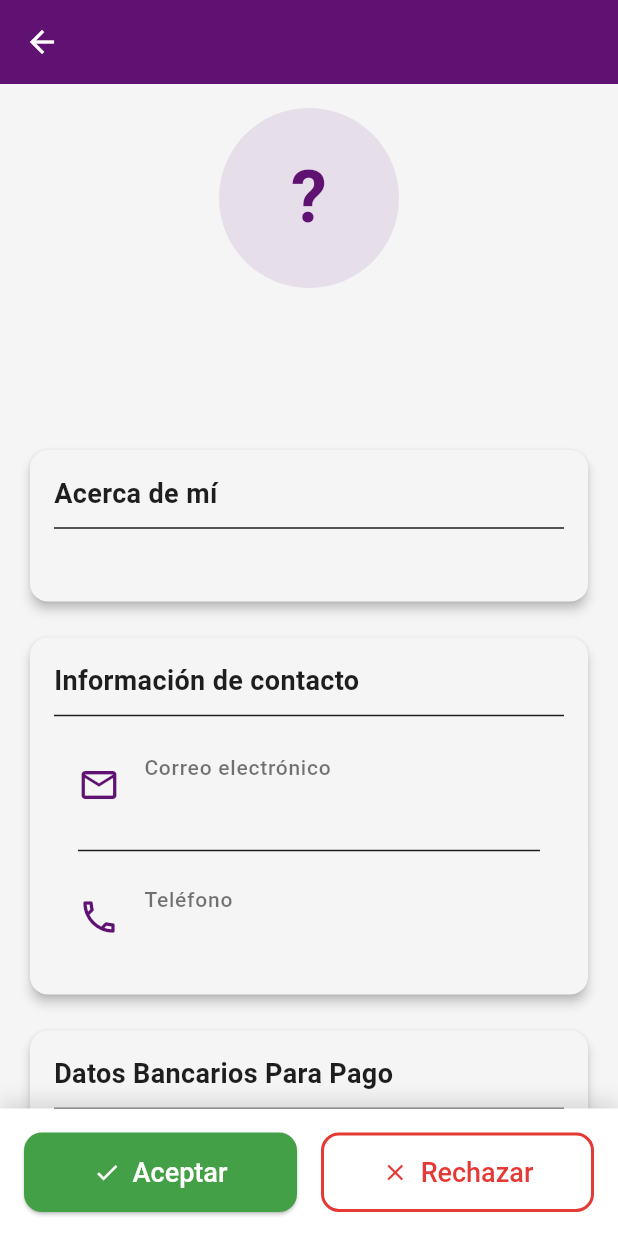
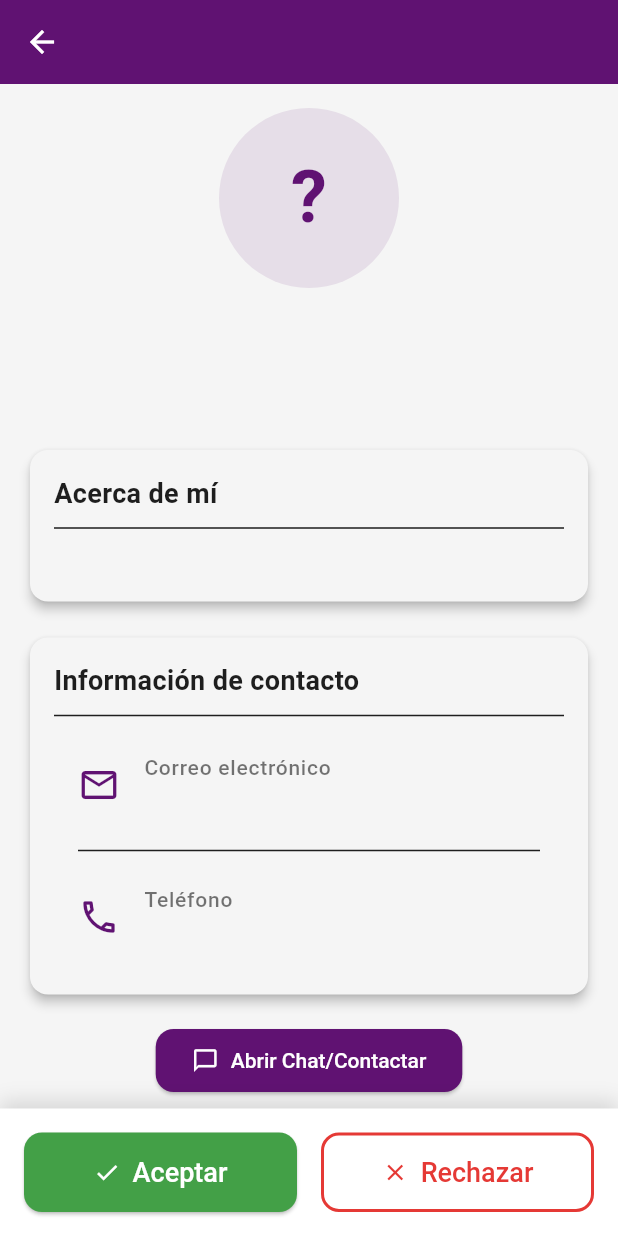
Before and after one commit to ByTiGerr1/goodjob-app, a Flutter app: the PostulanteDetalleScreen screen opened directly with empty values, on a phone screen of 412 x 824 dp. Run offline on Flutter 3.47's test engine with Material 3 defaults, Android fonts, the phone set to English and light mode, and no system bars; our stand-ins replace cloud_firestore, cloud_functions, firebase_auth, firebase_core, firebase_messaging, firebase_storage and 7 more; accounts and stored records are empty; Roboto replaces fonts that are missing (Ubuntu).

Commit message:
Cambios en postulante detalle

```diff
--- a/goodjob_app/lib/src/screens/admin/postulante_detalle_screen.dart
+++ b/goodjob_app/lib/src/screens/admin/postulante_detalle_screen.dart
@@ -1,14 +1,12 @@
 import 'package:flutter/material.dart';
 import 'package:cloud_firestore/cloud_firestore.dart';
 import '../../services/postulacion_service.dart';
-import '../../services/encryption_service.dart';
 
 // Pantalla que muestra el perfil detallado de un postulante
 class PostulanteDetalleScreen extends StatelessWidget {
   final String usuarioId;
   final String trabajoId;
   static final PostulacionService _postulacionService = PostulacionService();
-  static final EncryptionService _encryptionService = EncryptionService();
 
   const PostulanteDetalleScreen({
     super.key,
@@ -21,34 +19,13 @@ class PostulanteDetalleScreen extends StatelessWidget {
     try {
       final docSnapshot =
           await FirebaseFirestore.instance.collection('usuarios').doc(usuarioId).get();
-        final userData = docSnapshot.data();
-         if (userData == null) return null;
-          final encryptedBank= userData['banco'] as String?;
-          final encryptedAccountNumber = userData['numeroCuenta'] as String?;
-          final encryptedAccountType= userData['tipoCuenta'] as String?;
-           // Desencriptar los datos sensibles
-
-           final banco = encryptedBank != null && encryptedBank.isNotEmpty
-            ? await _encryptionService.decrypt(encryptedBank)
-            : 'No disponible / Sin registrar';
-
-           final numeroCuenta = encryptedAccountNumber != null && encryptedAccountNumber.isNotEmpty
-            ? await _encryptionService.decrypt(encryptedAccountNumber)
-            : 'No disponible / Sin registrar';
-
-           final tipoCuenta = encryptedAccountType != null && encryptedAccountType.isNotEmpty
-           ? await _encryptionService.decrypt(encryptedAccountType)
-           : 'No disponible / Sin registrar';
-
-           userData['banco_decrypted'] = banco;
-           userData['numeroCuenta_decrypted'] = numeroCuenta;
-           userData['tipoCuenta_decrypted'] = tipoCuenta;
-            return userData;
+      return docSnapshot.data();
     } catch (e) {
-               print('Error al obtener y desencriptar datos del usuario: $e');
+      print('Error al obtener datos del usuario: $e');
       return null;
     }
   }
+
   // Método para actualizar el estado de la postulación en Firestore
   Future<void> _actualizarEstadoPostulacion(
       String estado, BuildContext context) async {
@@ -160,10 +137,6 @@ class PostulanteDetalleScreen extends StatelessWidget {
           final primaryColor = Theme.of(context).colorScheme.primary;
           final successColor = Colors.green.shade600;
           final rejectColor = Colors.red.shade600;
-          // 3.- EXTRAR DATOS BANCARIOS DESENCRIPTADOS
-          final banco = usuarioData['banco_decrypted'] ?? 'No disponible';
-          final numeroCuenta = usuarioData['numeroCuenta_decrypted'] ?? 'No disponible';
-          final tipoCuenta = usuarioData['tipoCuenta_decrypted'] ?? 'No disponible';
 
           return Stack(
             children: [
@@ -225,20 +198,7 @@ class PostulanteDetalleScreen extends StatelessWidget {
                     ),
                     const SizedBox(height: 16),
 
-                    //--- 4. DATOS BANCARIOS
-                    _buildSectionCard(context,
-                    title: 'Datos Bancarios Para Pago',
-                    children:[
-                      _buildDetailItem(context, Icons.account_balance, 'Banco', banco),
-                      const Divider(indent: 16, endIndent: 16),
-                      _buildDetailItem(context, Icons.credit_card, 'Número de Cuenta', numeroCuenta),
-                      _buildDetailItem(context, Icons.list_alt, 'Tipo de Cuenta', tipoCuenta),
-                    ],
-                    ),
-                    const SizedBox(height: 16),
-
-
-                    // --- 5. ACCIÓN RÁPIDA (CONTACTAR) ---
+                    // --- 4. ACCIÓN RÁPIDA (CONTACTAR) ---
                     Center(
                       child: ElevatedButton.icon(
                         onPressed: () {
```
Lines whose indentation alone changed are shown as unchanged.
